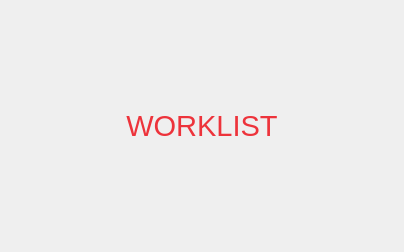
Above: PatientsQueue/Resources/UI/qSlicerPatientsQueueWorklistWidget.ui from MichaelColonel/SlicerRT before the change. Below: the same form after it.
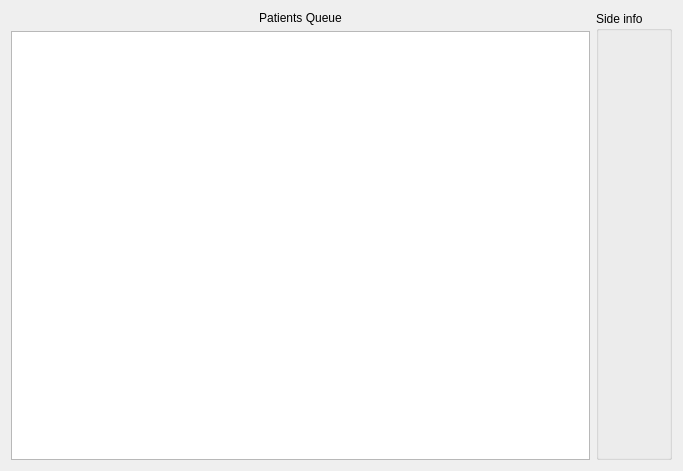
That is the form after the change. Custom widgets are drawn as their Qt base class.

Commit message: ENH: PatientQueueWorklist, C-FIND for WORKLIST server is added

```diff
--- a/PatientsQueue/Resources/UI/qSlicerPatientsQueueWorklistWidget.ui
+++ b/PatientsQueue/Resources/UI/qSlicerPatientsQueueWorklistWidget.ui
@@ -6,8 +6,8 @@
    <rect>
     <x>0</x>
     <y>0</y>
-    <width>404</width>
-    <height>252</height>
+    <width>683</width>
+    <height>471</height>
    </rect>
   </property>
   <property name="windowTitle">
@@ -16,20 +16,38 @@
   <layout class="QGridLayout" name="gridLayout_2">
    <item row="0" column="0">
     <layout class="QGridLayout" name="gridLayout">
+     <item row="1" column="0">
+      <widget class="QTableView" name="TableView_PatientQueue"/>
+     </item>
      <item row="0" column="0">
       <widget class="QLabel" name="label">
        <property name="text">
-        <string>&lt;html&gt;&lt;head/&gt;&lt;body&gt;&lt;p align=&quot;center&quot;&gt;&lt;span style=&quot; font-size:22pt; color:#ed333b;&quot;&gt;WORKLIST&lt;/span&gt;&lt;/p&gt;&lt;/body&gt;&lt;/html&gt;</string>
+        <string>&lt;html&gt;&lt;head/&gt;&lt;body&gt;&lt;p align=&quot;center&quot;&gt;Patients Queue&lt;/p&gt;&lt;/body&gt;&lt;/html&gt;</string>
        </property>
-       <property name="alignment">
-        <set>Qt::AlignCenter</set>
+       <property name="textFormat">
+        <enum>Qt::AutoText</enum>
        </property>
       </widget>
      </item>
     </layout>
    </item>
+   <item row="0" column="1">
+    <widget class="ctkCollapsibleGroupBox" name="CollapsibleGroupBox">
+     <property name="title">
+      <string>Side info</string>
+     </property>
+    </widget>
+   </item>
   </layout>
  </widget>
+ <customwidgets>
+  <customwidget>
+   <class>ctkCollapsibleGroupBox</class>
+   <extends>QGroupBox</extends>
+   <header>ctkCollapsibleGroupBox.h</header>
+   <container>1</container>
+  </customwidget>
+ </customwidgets>
  <resources>
   <include location="../../../PatientPositioning/Resources/qSlicerPatientPositioningModule.qrc"/>
  </resources>
```
The commit also changes 7 other files.
